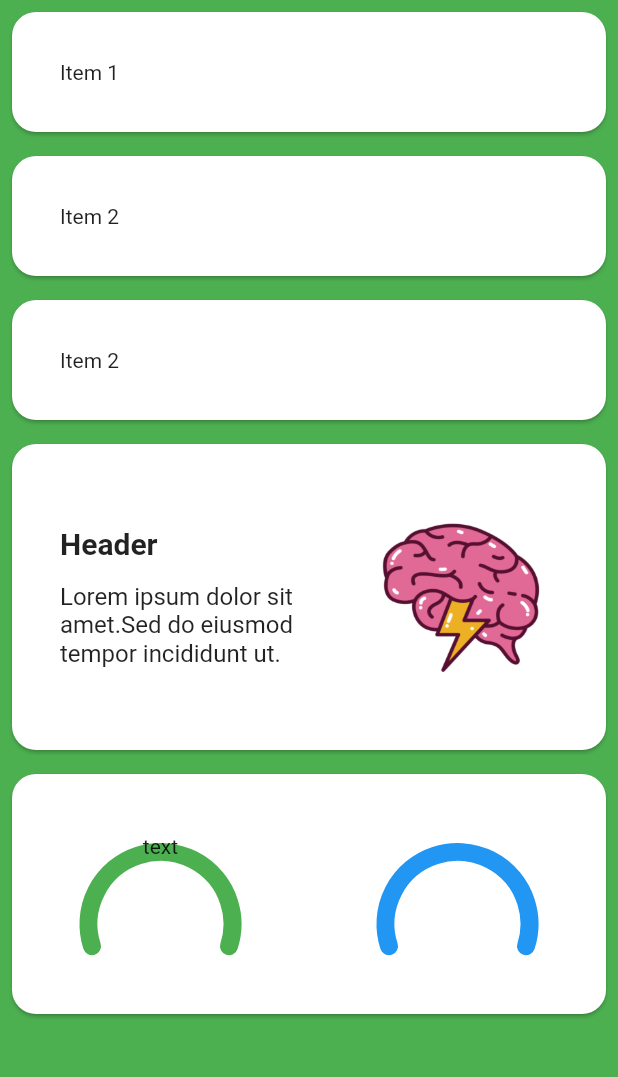
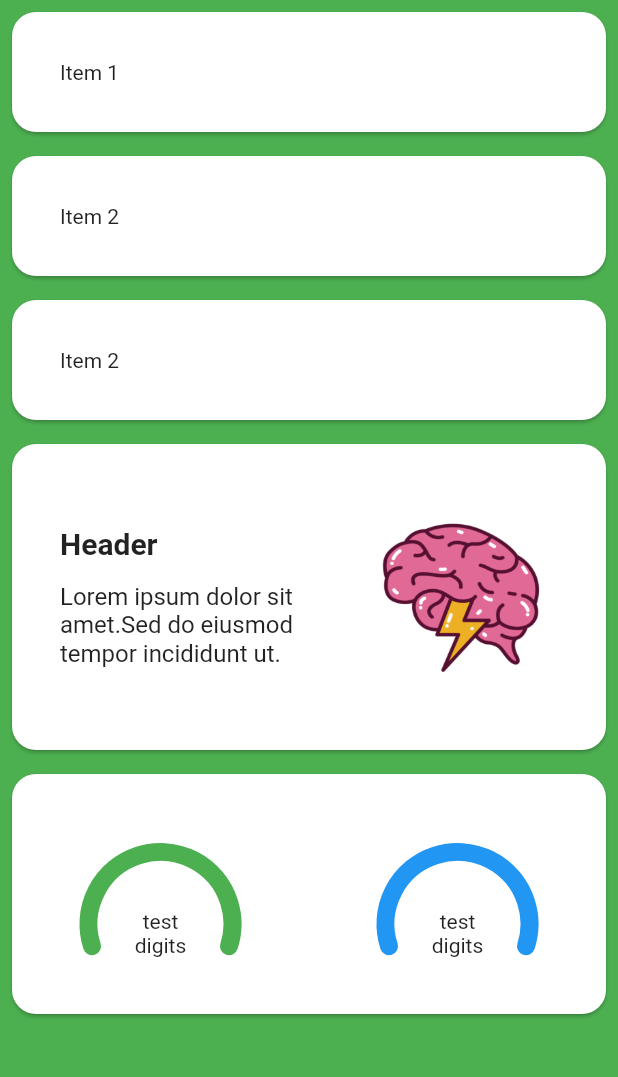
Before and after one commit to maxieluan/flutter-demo, a Flutter app: the screen it shows after launch, on a phone screen of 412 x 824 dp, the part 120-1197 px from its top. Run offline on Flutter 3.47's test engine with Material 2 defaults, Android fonts, the phone set to English and light mode, and no system bars.

Commit message:
meter with digits wrapped in between

```diff
--- a/lib/main.dart
+++ b/lib/main.dart
@@ -531,7 +531,7 @@ class CustomMeterGraphState  extends State<CustomMeterGraph> with SingleTickerPr
   Widget build(BuildContext context) {
     // TODO: implement build
     return Row(
-      mainAxisAlignment: MainAxisAlignment.center,
+      crossAxisAlignment: CrossAxisAlignment.center,
       children: [
         Expanded(
           child: AnimatedBuilder(
@@ -553,8 +553,18 @@ class CustomMeterGraphState  extends State<CustomMeterGraph> with SingleTickerPr
                         )
                       ),
                     ),
-                    Center(
-                      child: Text("text"),
+                    const Center(
+                      child: Padding(padding: EdgeInsets.only(top: 50),
+                        child: Wrap(
+                          direction: Axis.vertical,
+                          crossAxisAlignment: WrapCrossAlignment.center,
+
+                          children: [
+                            Text("test"),
+                            Text("digits")
+                          ]
+                        ),
+                      )
                     )
                   ],
                 )
@@ -568,6 +578,9 @@ class CustomMeterGraphState  extends State<CustomMeterGraph> with SingleTickerPr
             builder: (context, child) {
               return Padding(
                 padding: const EdgeInsets.only(top: 40),
+                child: Stack(
+                  children: [
+                    Center(
                       child: SizedBox(
                         width: 120, // slightly wider for the width of the stroke
                         height: 120,
@@ -578,6 +591,22 @@ class CustomMeterGraphState  extends State<CustomMeterGraph> with SingleTickerPr
                           ),
                         )
                       ),
+                    ),
+                    const Center(
+                      child: Padding(padding: EdgeInsets.only(top: 50),
+                        child: Wrap(
+                          direction: Axis.vertical,
+                          crossAxisAlignment: WrapCrossAlignment.center,
+
+                          children: [
+                            Text("test"),
+                            Text("digits")
+                          ]
+                        ),
+                      )
+                    )
+                  ],
+                )
               );
             }
           ),
```
Lines whose indentation alone changed are shown as unchanged.
